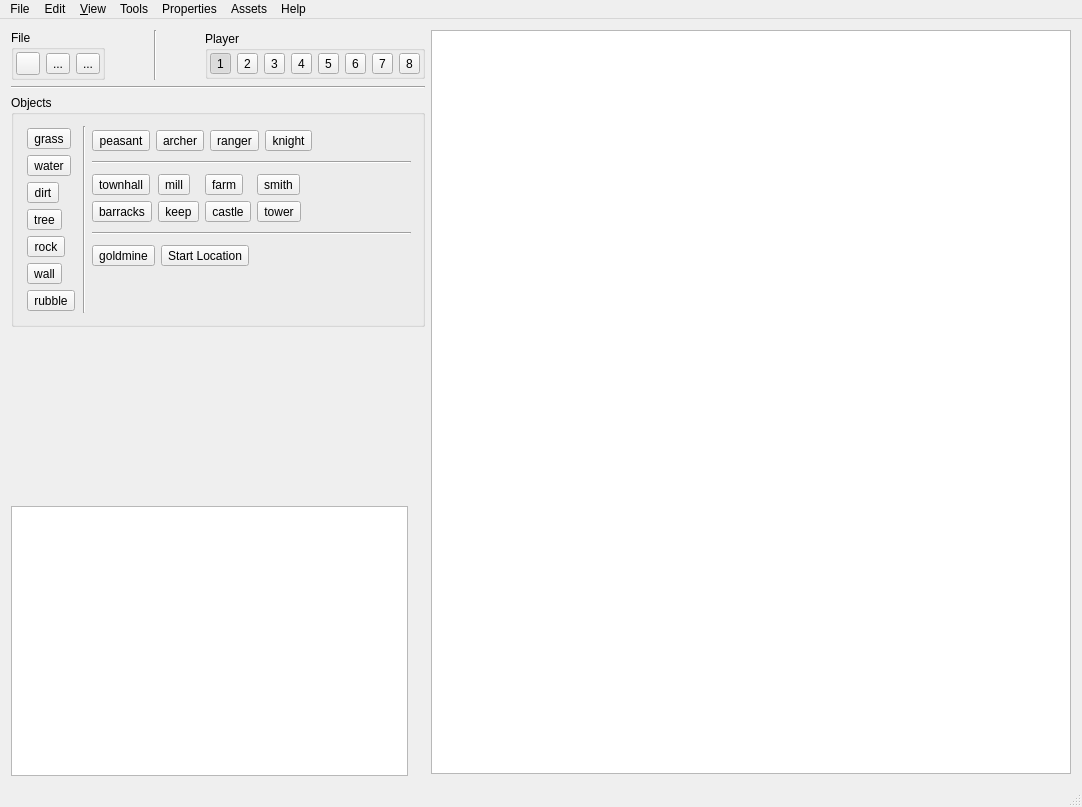
projectdelphai/ECS160_MapEditor, file MapEditor/mainwindow.ui: the form before one commit.
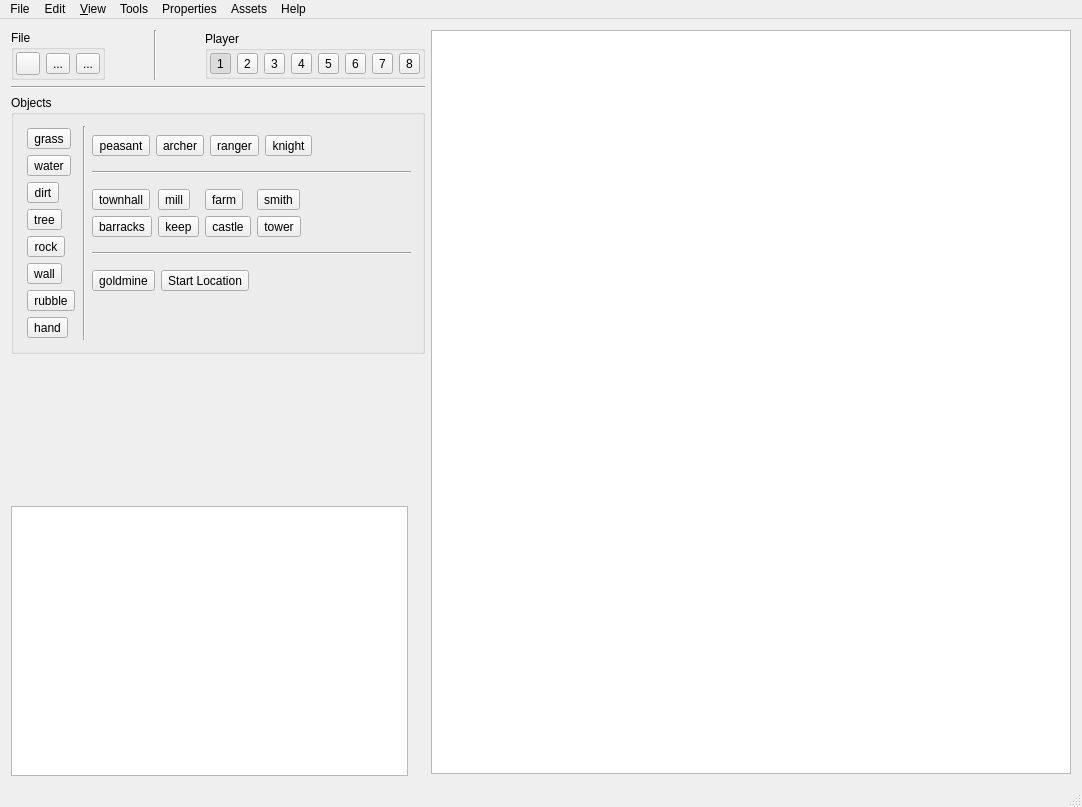
The form after the commit. Icons and pictures are not drawn.

What changed in the file:
```diff
--- a/MapEditor/mainwindow.ui
+++ b/MapEditor/mainwindow.ui
@@ -547,6 +547,28 @@
              </property>
             </widget>
            </item>
+           <item>
+            <widget class="QToolButton" name="tool_hand">
+             <property name="toolTip">
+              <string>Hand</string>
+             </property>
+             <property name="text">
+              <string>hand</string>
+             </property>
+             <property name="iconSize">
+              <size>
+               <width>32</width>
+               <height>32</height>
+              </size>
+             </property>
+             <property name="checkable">
+              <bool>true</bool>
+             </property>
+             <property name="autoExclusive">
+              <bool>true</bool>
+             </property>
+            </widget>
+           </item>
            <item>
             <spacer name="verticalSpacer_2">
              <property name="orientation">
```
Left out of the diff: 9 changed lines with no effect on the pictures.
